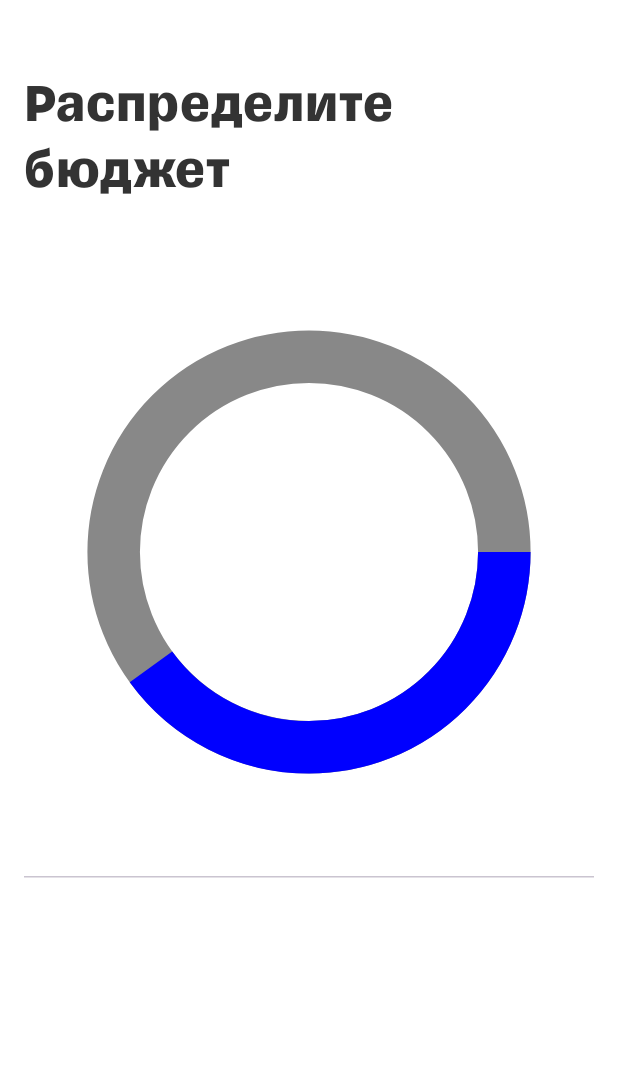
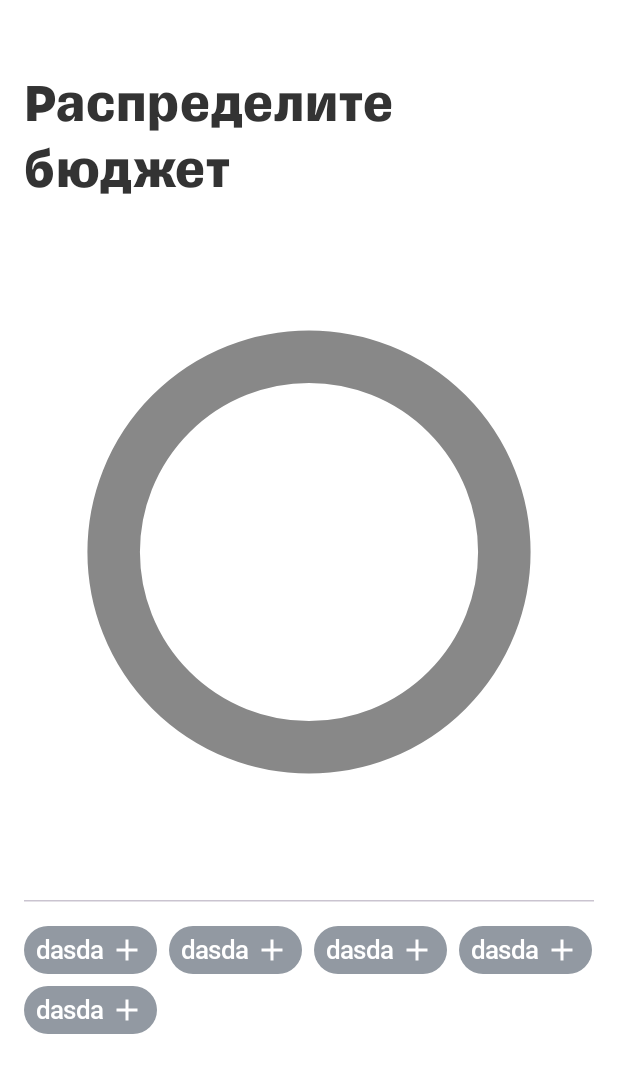
Before and after one commit to Nbveh25/T-Finance, an Android app built with Jetpack Compose: the composable BudgetAllocationScreen shown on its own in the app's theme, on a phone screen of 412 x 824 dp. Shown: the top 1073 px of the screen. Run offline under Robolectric (Android 15) with nearby library versions, the phone set to English and light mode, and no system bars; our stand-ins replace Dagger/Hilt's generated code.

Commit message:
BudgetScreen ready

```diff
--- a/app/src/main/java/ru/practice/t_finance/data/repository/CategoryRepositoryImpl.kt
+++ b/app/src/main/java/ru/practice/t_finance/data/repository/CategoryRepositoryImpl.kt
@@ -12,6 +12,26 @@ class CategoryRepositoryImpl @Inject constructor() : CategoryRepository {
                 name = "dasda",
                 color = Color(0xFF0000FF),
                 value = 0.4f
+            ),
+            Category(
+                name = "dasda",
+                color = Color(0xFFFF0099),
+                value = 0.4f
+            )
+            ,Category(
+                name = "dasda",
+                color = Color(0xFFEAA114),
+                value = 0.4f
+            )
+            ,Category(
+                name = "dasda",
+                color = Color(0xFF00D2C9),
+                value = 0.4f
+            )
+            ,Category(
+                name = "dasda",
+                color = Color(0xFFFF0000),
+                value = 0.4f
             )
         )
         return list
--- a/app/src/main/java/ru/practice/t_finance/presentation/components/StaticView.kt
+++ b/app/src/main/java/ru/practice/t_finance/presentation/components/StaticView.kt
@@ -228,6 +228,34 @@ fun SelectedCategories(
     }
 }
 
+@OptIn(ExperimentalLayoutApi::class)
+@Composable
+fun AvailableCategories(
+    categories: List<Category>,
+    selectedCategories: List<Category>,
+    onCategorySelected: (Category) -> Unit
+) {
+    FlowRow(
+        modifier = Modifier.fillMaxWidth(),
+        horizontalArrangement = Arrangement.spacedBy(8.dp),
+        verticalArrangement = Arrangement.spacedBy(8.dp)
+    ) {
+        categories.forEach { category ->
+            if (!selectedCategories.contains(category)) {
+                val currentCategory = category.copy(
+                    color = MaterialTheme.colorScheme.onSurfaceVariant
+                )
+                CategoryTile(
+                    category = currentCategory,
+                    onClick = { onCategorySelected(category) },
+                    isSelected = false
+                )
+            }
+        }
+    }
+}
+
+
 @Preview
 @Composable
 private fun Preview(){
--- a/app/src/main/java/ru/practice/t_finance/presentation/screens/budgetAllocation/BudgetAllocationScreen.kt
+++ b/app/src/main/java/ru/practice/t_finance/presentation/screens/budgetAllocation/BudgetAllocationScreen.kt
@@ -29,6 +29,8 @@ import androidx.compose.ui.unit.dp
 import androidx.navigation.NavController
 import ru.practice.t_finance.data.repository.CategoryRepositoryImpl
 import ru.practice.t_finance.domain.usecases.BudgetUseCase
+import ru.practice.t_finance.presentation.components.AvailableCategories
+import ru.practice.t_finance.presentation.components.SelectedCategories
 
 
 @Composable
@@ -45,6 +47,7 @@ fun BudgetAllocationScreen(
     }
 
     var selectedCategories by remember { mutableStateOf<List<Category>>(emptyList())}
+
 
     when(categoryState){
         is CategoryState.Loading -> {
@@ -64,13 +67,32 @@ fun BudgetAllocationScreen(
                 )
                 Spacer(modifier = Modifier.padding(dimensionResource(R.dimen.padding_medium)))
                 BudgetDiagram(Modifier,
-                    data = categories
+                    data = selectedCategories
                 )
+                Spacer(modifier = Modifier.padding(top = dimensionResource(R.dimen.padding_medium)))
+                SelectedCategories(
+                    selectedCategories = selectedCategories,
+                    onCategoryDeselected = { category ->
+                        selectedCategories = selectedCategories.filterNot { it == category }
+                    }
+                )
+
                 Spacer(modifier = Modifier.padding(top = dimensionResource(R.dimen.padding_medium)))
 
                 HorizontalDivider(
                     thickness = 1.dp
                 )
+
+                Spacer(modifier = Modifier.padding(top = dimensionResource(R.dimen.padding_medium)))
+
+                AvailableCategories(
+                    categories = categories,
+                    selectedCategories = selectedCategories,
+                    onCategorySelected = { category ->
+                        selectedCategories = selectedCategories + category
+                    }
+                )
+
             }
         }
         is CategoryState.Error -> {
```
